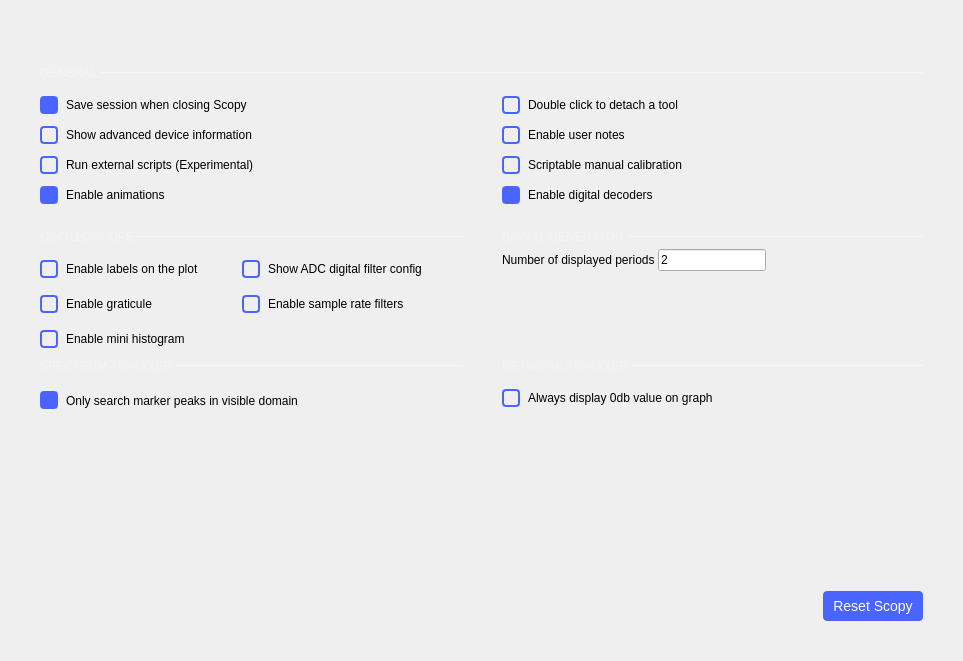
Above: ui/preferences.ui from analogdevicesinc/scopy before the change. Below: the same form after it.
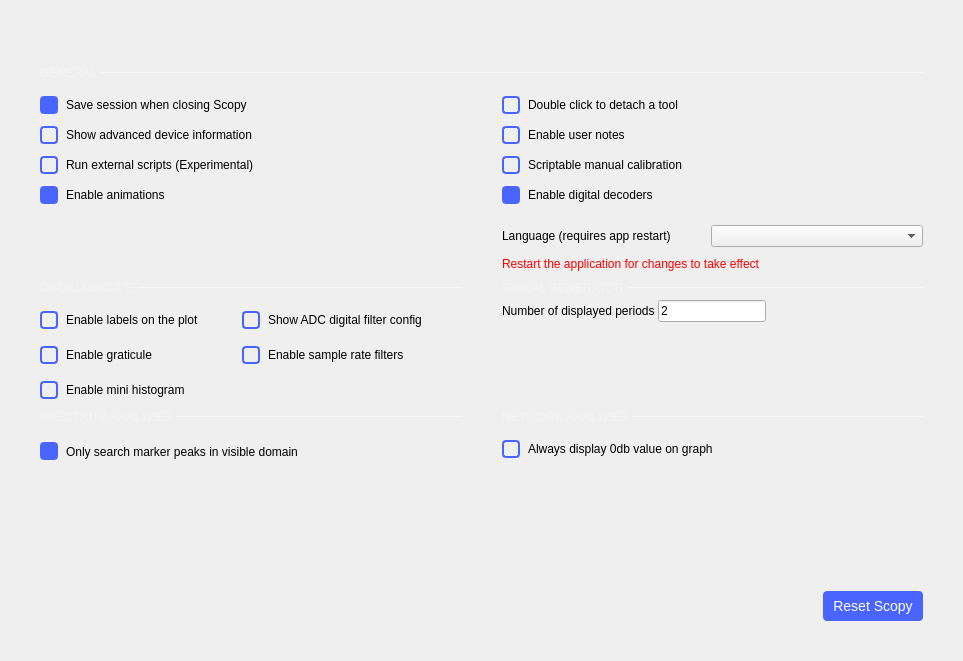
That is the form after the change. Custom widgets are drawn as their Qt base class.

Commit message: General: Add languages/translation support

The edit to the form file:
```diff
--- a/ui/preferences.ui
+++ b/ui/preferences.ui
@@ -1565,6 +1565,83 @@
              </layout>
             </widget>
            </item>
+           <item row="4" column="1">
+            <widget class="QWidget" name="widget" native="true">
+             <layout class="QVBoxLayout" name="verticalLayout_6">
+              <property name="spacing">
+               <number>0</number>
+              </property>
+              <property name="leftMargin">
+               <number>0</number>
+              </property>
+              <property name="topMargin">
+               <number>0</number>
+              </property>
+              <property name="rightMargin">
+               <number>0</number>
+              </property>
+              <property name="bottomMargin">
+               <number>0</number>
+              </property>
+              <item>
+               <layout class="QHBoxLayout" name="horizontalLayout_18">
+                <property name="spacing">
+                 <number>0</number>
+                </property>
+                <property name="topMargin">
+                 <number>10</number>
+                </property>
+                <property name="bottomMargin">
+                 <number>10</number>
+                </property>
+                <item>
+                 <widget class="QLabel" name="label_21">
+                  <property name="text">
+                   <string>Language (requires app restart)</string>
+                  </property>
+                 </widget>
+                </item>
+                <item>
+                 <spacer name="horizontalSpacer_17">
+                  <property name="orientation">
+                   <enum>Qt::Horizontal</enum>
+                  </property>
+                  <property name="sizeType">
+                   <enum>QSizePolicy::Fixed</enum>
+                  </property>
+                  <property name="sizeHint" stdset="0">
+                   <size>
+                    <width>40</width>
+                    <height>20</height>
+                   </size>
+                  </property>
+                 </spacer>
+                </item>
+                <item>
+                 <widget class="QComboBox" name="languageCombo">
+                  <property name="sizePolicy">
+                   <sizepolicy hsizetype="Expanding" vsizetype="Fixed">
+                    <horstretch>0</horstretch>
+                    <verstretch>0</verstretch>
+                   </sizepolicy>
+                  </property>
+                 </widget>
+                </item>
+               </layout>
+              </item>
+              <item>
+               <widget class="QLabel" name="label_restart">
+                <property name="styleSheet">
+                 <string notr="true">color:red</string>
+                </property>
+                <property name="text">
+                 <string>Restart the application for changes to take effect </string>
+                </property>
+               </widget>
+              </item>
+             </layout>
+            </widget>
+           </item>
           </layout>
          </item>
         </layout>
```
The commit also changes 26 other files.
